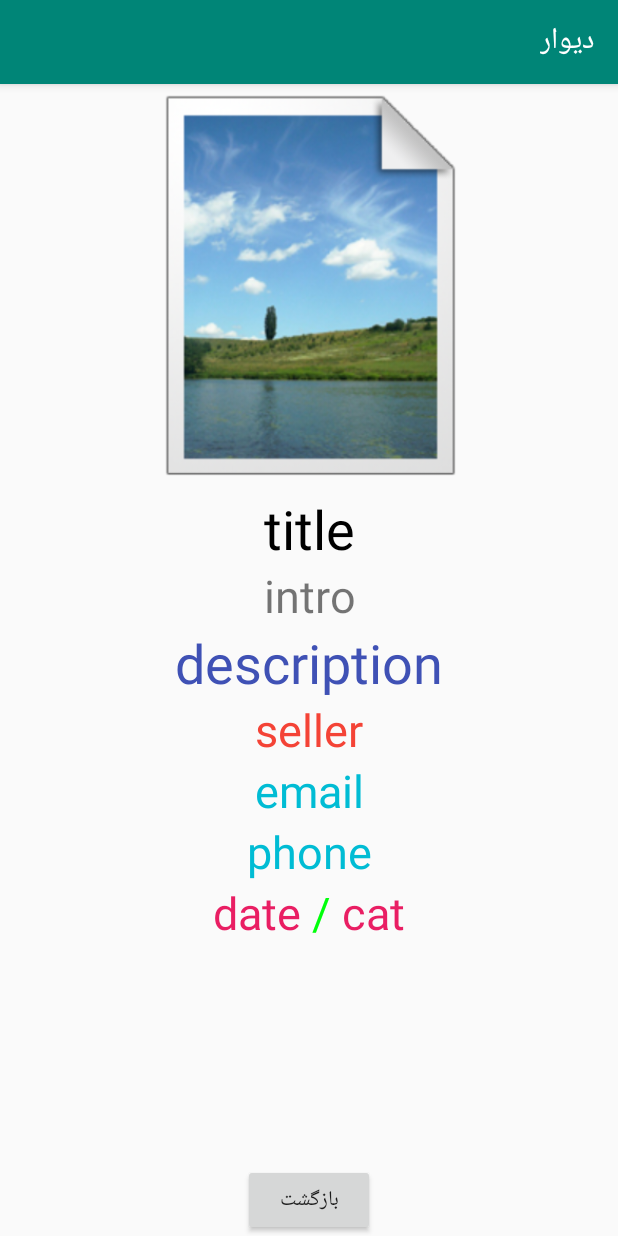
After one commit to HTC77/android-irprogram.com-examples, an Android app: the AdvertisementDetailsActivity screen opened directly, with no data from a screen before it, on a phone screen of 412 x 824 dp. The commit adds this screen. Run offline under Robolectric (Android 15) with nearby library versions, the phone set to English and light mode, and no system bars; 11 statements that could not run were skipped.

Commit message:
ads details + about and contact alert

```diff
--- a/app/src/main/AndroidManifest.xml
+++ b/app/src/main/AndroidManifest.xml
@@ -11,7 +11,8 @@
         android:roundIcon="@mipmap/ic_launcher_round"
         android:supportsRtl="true"
         android:theme="@style/AppTheme">
-        <activity android:name=".AdvertisementActivity"></activity>
+        <activity android:name=".AdvertisementDetailsActivity"></activity>
+        <activity android:name=".AdvertisementsActivity" />
         <activity android:name=".WelcomeActivity">
             <intent-filter>
                 <action android:name="android.intent.action.MAIN" />
--- /dev/null
+++ b/app/src/main/java/com/example/irprogramtest/AdvertisementDetailsActivity.java
@@ -0,0 +1,77 @@
+package com.example.irprogramtest;
+
+import android.graphics.Bitmap;
+import android.graphics.BitmapFactory;
+import android.os.Build;
+import android.os.Bundle;
+import android.support.annotation.RequiresApi;
+import android.support.v7.app.AppCompatActivity;
+import android.view.View;
+import android.widget.ImageView;
+import android.widget.TextView;
+
+import java.io.File;
+import java.util.HashMap;
+
+public class AdvertisementDetailsActivity extends AppCompatActivity {
+    private ImageView imgAds;
+    private TextView tvAdsTitle;
+    private TextView tvAdsIntro;
+    private TextView tvAdsDesc;
+    private TextView tvAdsSeller;
+    private TextView tvAdsEmail;
+    private TextView tvAdsPhone;
+    private TextView tvAdsCat;
+    private TextView tvAdsDate;
+    @RequiresApi(api = Build.VERSION_CODES.JELLY_BEAN_MR1)
+    @Override
+    protected void onCreate(Bundle savedInstanceState) {
+        super.onCreate(savedInstanceState);
+        setContentView(R.layout.activity_advertisement_details);
+        getWindow().getDecorView().setLayoutDirection(View.LAYOUT_DIRECTION_RTL);
+
+        Bundle data = getIntent().getExtras();
+        HashMap<String, Object> hm =
+                (HashMap<String, Object>) data.get("ads");
+        findViews();
+        try{
+            Double.parseDouble(hm.get("image").toString());
+            imgAds.setImageResource(R.drawable.no_picture);
+        }catch (Exception e){
+            File imgFile = new File(hm.get("image").toString());
+            if (imgFile.exists()){
+                Bitmap mBitmap = BitmapFactory.decodeFile(
+                        imgFile.getAbsolutePath());
+                imgAds.setImageBitmap(mBitmap);
+            }
+            else {
+                imgAds.setImageResource(R.drawable.no_picture);
+            }
+        }
+
+        tvAdsTitle.setText(hm.get("title").toString());
+        tvAdsIntro.setText(hm.get("intro").toString());
+        tvAdsDesc.setText(hm.get("desc").toString());
+        tvAdsSeller.setText(hm.get("seller").toString());
+        tvAdsEmail.setText(hm.get("email").toString());
+        tvAdsPhone.setText(hm.get("phone").toString());
+        tvAdsDate.setText(hm.get("date").toString());
+        tvAdsCat.setText(hm.get("cat").toString());
+    }
+
+    private void findViews() {
+        imgAds = findViewById(R.id.imgAdsDetails);
+        tvAdsTitle = findViewById(R.id.tvTitleAdsDetails);
+        tvAdsIntro = findViewById(R.id.tvIntroAdsDetails);
+        tvAdsDesc = findViewById(R.id.tvDescAdsDetails);
+        tvAdsSeller = findViewById(R.id.tvSellerAdsDetails);
+        tvAdsEmail = findViewById(R.id.tvEmailAdsDetails);
+        tvAdsPhone = findViewById(R.id.tvPhoneAdsDetails);
+        tvAdsCat = findViewById(R.id.tvCatAdsDetails);
+        tvAdsDate = findViewById(R.id.tvDateAdsDetails);
+    }
+
+    public void onBtnBackClicked(View v){
+        finish();
+    }
+}
--- a/app/src/main/res/layout/activity_advertisement.xml
+++ b/app/src/main/res/layout/activity_advertisement.xml
@@ -4,7 +4,7 @@
     xmlns:tools="http://schemas.android.com/tools"
     android:layout_width="match_parent"
     android:layout_height="match_parent"
-    tools:context=".AdvertisementActivity">
+    tools:context=".AdvertisementsActivity">
 
     <Button
         android:id="@+id/btnBackToHome"
@@ -16,7 +16,7 @@
         app:layout_constraintBottom_toBottomOf="parent"
         app:layout_constraintEnd_toEndOf="parent"
         app:layout_constraintStart_toStartOf="parent"
-        app:layout_constraintTop_toBottomOf="@+id/_dynamic" />
+        app:layout_constraintTop_toBottomOf="@+id/adsList" />
 
     <ListView
         android:id="@+id/adsList"
--- /dev/null
+++ b/app/src/main/res/layout/activity_advertisement_details.xml
@@ -0,0 +1,126 @@
+<?xml version="1.0" encoding="utf-8"?>
+<android.support.constraint.ConstraintLayout xmlns:android="http://schemas.android.com/apk/res/android"
+    xmlns:app="http://schemas.android.com/apk/res-auto"
+    xmlns:tools="http://schemas.android.com/tools"
+    android:layout_width="match_parent"
+    android:layout_height="match_parent"
+    tools:context=".AdvertisementDetailsActivity">
+
+    <ScrollView
+        android:id="@+id/scrollView2"
+        android:layout_width="0dp"
+        android:layout_height="0dp"
+        android:layout_marginStart="8dp"
+        android:layout_marginLeft="8dp"
+        android:layout_marginTop="2dp"
+        android:layout_marginEnd="8dp"
+        android:layout_marginRight="8dp"
+        android:layout_marginBottom="5dp"
+        app:layout_constraintBottom_toTopOf="@+id/button4"
+        app:layout_constraintEnd_toEndOf="parent"
+        app:layout_constraintStart_toStartOf="parent"
+        app:layout_constraintTop_toTopOf="parent">
+
+        <LinearLayout
+            android:layout_width="match_parent"
+            android:layout_height="wrap_content"
+            android:orientation="vertical" >
+            <ImageView
+                android:id="@+id/imgAdsDetails"
+                android:layout_gravity="center"
+                android:layout_width="match_parent"
+                android:layout_height="270dp"
+                android:minHeight="270dp"
+                android:maxHeight="370dp"/>
+            <TextView
+                android:id="@+id/tvTitleAdsDetails"
+                android:layout_width="match_parent"
+                android:layout_height="wrap_content"
+                android:textAlignment="center"
+                android:text="title"
+                android:textColor="#000"
+                android:textSize="36sp" />
+            <TextView
+                android:id="@+id/tvIntroAdsDetails"
+                android:layout_width="match_parent"
+                android:layout_height="wrap_content"
+                android:textAlignment="center"
+                android:text="intro"
+                android:textSize="30sp" />
+
+            <TextView
+                android:id="@+id/tvDescAdsDetails"
+                android:layout_width="match_parent"
+                android:layout_height="wrap_content"
+                android:textAlignment="center"
+                android:text="description"
+                android:textColor="#3F51B5"
+                android:textSize="36sp" />
+            <TextView
+                android:id="@+id/tvSellerAdsDetails"
+                android:layout_width="match_parent"
+                android:layout_height="wrap_content"
+                android:textAlignment="center"
+                android:text="seller"
+                android:textColor="#F44336"
+                android:textSize="30sp" />
+            <TextView
+                android:id="@+id/tvEmailAdsDetails"
+                android:layout_width="match_parent"
+                android:layout_height="wrap_content"
+                android:textAlignment="center"
+                android:text="email"
+                android:textColor="#00BCD4"
+                android:textSize="30sp" />
+            <TextView
+            android:id="@+id/tvPhoneAdsDetails"
+            android:layout_width="match_parent"
+            android:layout_height="wrap_content"
+            android:textAlignment="center"
+            android:text="phone"
+            android:textColor="#00BCD4"
+            android:textSize="30sp" />
+            <LinearLayout
+                android:layout_width="wrap_content"
+                android:layout_height="wrap_content"
+                android:orientation="horizontal"
+                android:layout_gravity="center">
+                <TextView
+                    android:id="@+id/tvCatAdsDetails"
+                    android:layout_width="wrap_content"
+                    android:layout_height="wrap_content"
+                    android:textAlignment="center"
+                    android:text="cat"
+                    android:textColor="#E91E63"
+                    android:textSize="30sp" />
+                <TextView
+                    android:id="@+id/tvSeparatorAdsDetails"
+                    android:layout_width="wrap_content"
+                    android:layout_height="wrap_content"
+                    android:textAlignment="center"
+                    android:text=" / "
+                    android:textColor="#00FF0B"
+                    android:textSize="30sp" />
+                <TextView
+                    android:id="@+id/tvDateAdsDetails"
+                    android:layout_width="match_parent"
+                    android:layout_height="wrap_content"
+                    android:textAlignment="center"
+                    android:text="date"
+                    android:textColor="#E91E63"
+                    android:textSize="30sp" />
+            </LinearLayout>
+        </LinearLayout>
+    </ScrollView>
+
+    <Button
+        android:id="@+id/button4"
+        android:layout_width="wrap_content"
+        android:layout_height="wrap_content"
+        android:onClick="onBtnBackClicked"
+        android:text="@string/btn_back_title"
+        app:layout_constraintBottom_toBottomOf="parent"
+        app:layout_constraintEnd_toEndOf="parent"
+        app:layout_constraintStart_toStartOf="parent"
+        app:layout_constraintTop_toBottomOf="@+id/scrollView2" />
+</android.support.constraint.ConstraintLayout>
--- a/app/src/main/res/values/strings.xml
+++ b/app/src/main/res/values/strings.xml
@@ -9,6 +9,10 @@
     <string name="drawer_open">Open</string>
     <string name="drawer_close">Close</string>
     <string name="cats_title">دسته بندی</string>
+    <string name="alert_cantact_title">تماس با ما</string>
+    <string name="alert_cantact_body">a77sabeghi@gmail.com</string>
+    <string name="alert_about_title">درباره ی من</string>
+    <string name="alert_about_body">درباره ی من درباره ی من درباره من</string>
 
     <!-- TODO: Remove or change this placeholder text -->
     <string name="btn_back_title">بازگشت</string>
```
Also changed, not shown: app/src/main/java/com/example/irprogramtest/AdvertisementsActivity.java (renamed from app/src/main/java/com/example/irprogramtest/AdvertisementActivity.java, +15 -5 lines), app/src/main/java/com/example/irprogramtest/WelcomeActivity.java (+23 -2 lines), app/src/main/res/layout/fragment_navigation.xml (+7 -5 lines), app/src/main/res/drawable-v24/no_picture.png (added).
